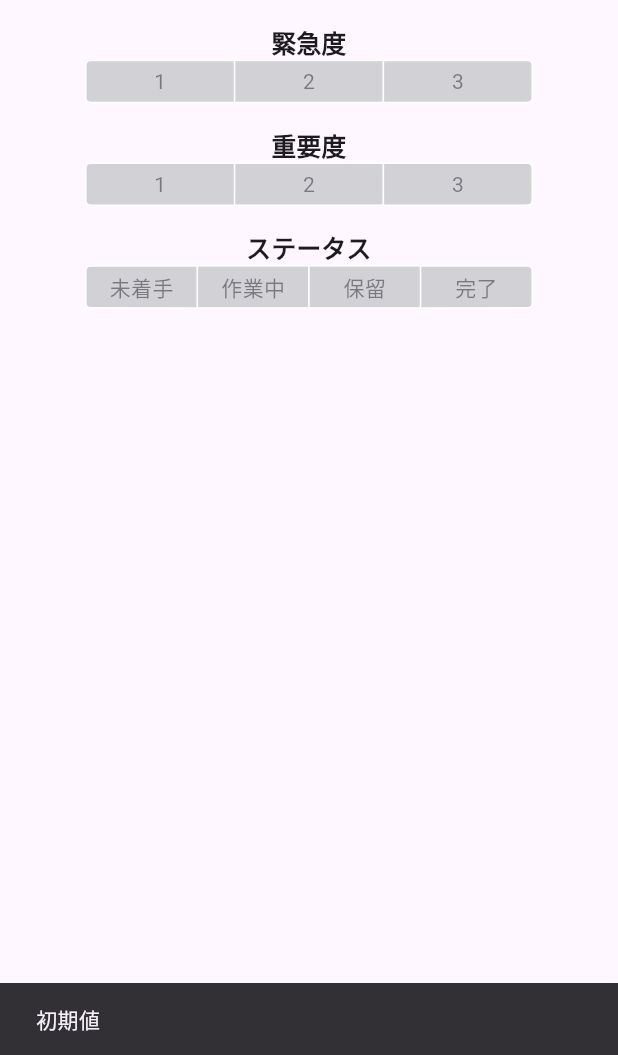
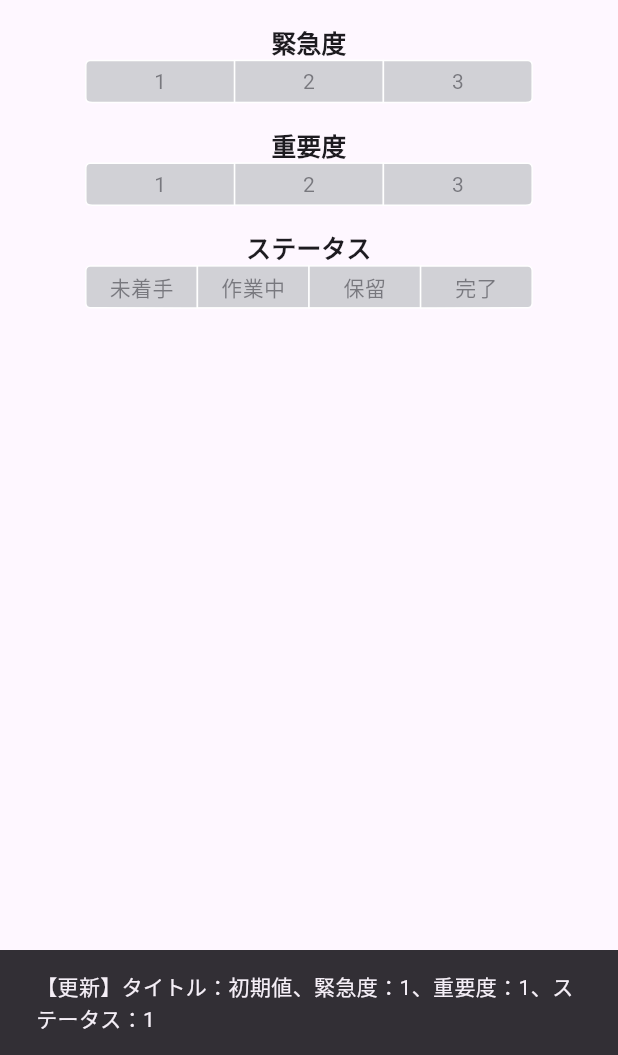
Before and after one commit to sakku-14/TodoApp, a Flutter app: the EditBottomSheetView widget shown alone on an empty page, opened directly, after a tap on "更新", on a phone screen of 412 x 824 dp, the part 181-1236 px from its top. Run offline on Flutter 3.47's test engine with Material 2 defaults, Android fonts, the phone set to English and light mode, and no system bars; our stand-ins replace flutter_riverpod, flutter_slidable, freezed_annotation, riverpod_annotation; generated files the repository leaves out were written again.

Commit message:
#18 更新用ボトムシートに共通のボトムシートから値を取得して更新する処理を呼び出すところまで実装

```diff
--- a/lib/View/edit_bottom_sheet_view.dart
+++ b/lib/View/edit_bottom_sheet_view.dart
@@ -1,6 +1,8 @@
 import 'package:flutter/material.dart';
 import 'package:flutter_riverpod/flutter_riverpod.dart';
 import 'package:todo_app/View/common_bottom_sheet_view.dart';
+
+import '../ViewModel/edit_bottom_sheet_view_model.dart';
 
 class EditBottomSheetView extends ConsumerWidget {
   const EditBottomSheetView({Key? key}) : super(key: key);
@@ -9,7 +11,7 @@ class EditBottomSheetView extends ConsumerWidget {
   Widget build(BuildContext context, WidgetRef ref) {
     final commonButtonSheetViewKey =
         GlobalObjectKey<CommonBottomSheetViewState>(context);
-    // var notifier = ref.read(editBottomSheetViewModelProvider.notifier);
+    var notifier = ref.read(editBottomSheetViewModelProvider.notifier);
     var screenSize = MediaQuery.of(context).size;
     return Column(
       mainAxisSize: MainAxisSize.min,
@@ -41,8 +43,8 @@ class EditBottomSheetView extends ConsumerWidget {
                   var inputInfo =
                       commonButtonSheetViewKey.currentState?.getInputInfo();
                   if (inputInfo == null) return;
-                  ScaffoldMessenger.of(context).showSnackBar(
-                      SnackBar(content: Text(inputInfo.$1.toString())));
+                  notifier.updateTodo(context, inputInfo.$1.toString(),
+                      inputInfo.$2, inputInfo.$3, inputInfo.$4);
                 },
                 onLongPress: () {},
                 child: const Text('更新'),
--- /dev/null
+++ b/lib/ViewModel/edit_bottom_sheet_view_model.dart
@@ -0,0 +1,20 @@
+import 'package:flutter/material.dart';
+import 'package:riverpod_annotation/riverpod_annotation.dart';
+
+part 'edit_bottom_sheet_view_model.g.dart';
+
+@riverpod
+class EditBottomSheetViewModel extends _$EditBottomSheetViewModel {
+  @override
+  EditBottomSheetViewModel build() {
+    return EditBottomSheetViewModel();
+  }
+
+  /// Todoを更新する処理を呼び出す
+  void updateTodo(BuildContext context, String todoTitle, int emergencyPoint,
+      int priorityPoint, int todoState) {
+    ScaffoldMessenger.of(context).showSnackBar(SnackBar(
+        content: Text(
+            '【更新】タイトル：$todoTitle、緊急度：$emergencyPoint、重要度：$priorityPoint、ステータス：$todoState')));
+  }
+}
```
Also changed, not shown: lib/ViewModel/edit_bottom_sheet_view_model.g.dart (added).
